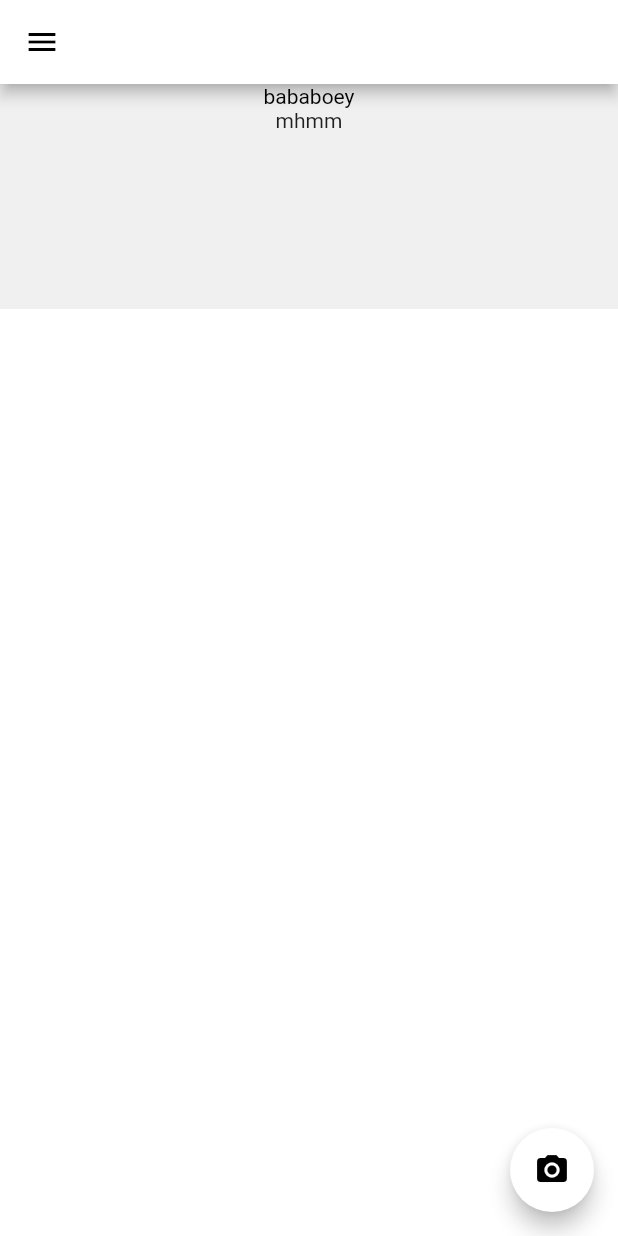
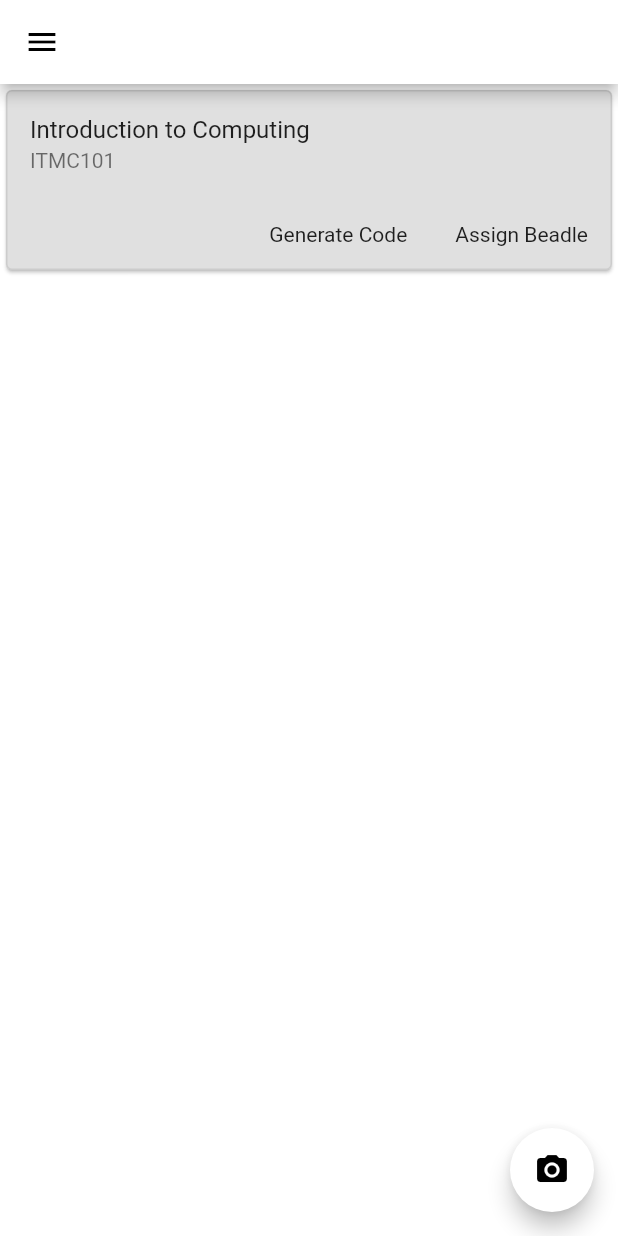
Before and after one commit to mawsteryowda/A-Check, a Flutter app: the ClassDashboard screen opened directly, on a phone screen of 412 x 824 dp. Run offline on Flutter 3.47's test engine with Material 2 defaults, Android fonts, the phone set to English and light mode, and no system bars; drawn by our look-alikes of flutter_speed_dial.

Commit message:
Class Dashboard

```diff
--- a/lib/classdashboard.dart
+++ b/lib/classdashboard.dart
@@ -35,31 +35,51 @@ class ClassDashboard extends StatelessWidget {
         crossAxisAlignment: CrossAxisAlignment.center,
         mainAxisSize: MainAxisSize.max,
         children: [
-          Container(
-            margin: EdgeInsets.all(0),
-            padding: EdgeInsets.all(0),
-            width: MediaQuery.of(context).size.width,
-            height: 150,
-            decoration: BoxDecoration(
-              color: Color.fromARGB(31, 128, 128, 128),
+          Card(
+            margin: EdgeInsets.all(4.0),
+            color: Color(0xffe0e0e0),
+            shadowColor: Color(0xff000000),
+            elevation: 1,
+            shape: RoundedRectangleBorder(
+              borderRadius: BorderRadius.circular(4.0),
+              side: BorderSide(color: Color(0x4d9e9e9e), width: 1),
             ),
             child: Column(
-              mainAxisAlignment: MainAxisAlignment.start,
-              crossAxisAlignment: CrossAxisAlignment.center,
-              mainAxisSize: MainAxisSize.max,
-              children: [
-                Text(
-                  "bababoey",
-                  textAlign: TextAlign.start,
-                  overflow: TextOverflow.clip,
-                  style: TextStyle(
-                    fontWeight: FontWeight.w400,
-                    fontStyle: FontStyle.normal,
-                    fontSize: 14,
-                    color: Color(0xff000000),
-                  ),
+              mainAxisSize: MainAxisSize.min,
+              children: <Widget>[
+                const ListTile(
+                  title: Text('Introduction to Computing'),
+                  subtitle: Text('ITMC101'),
                 ),
-                Text("mhmm"),
+                Row(
+                  mainAxisAlignment: MainAxisAlignment.end,
+                  children: <Widget>[
+                    MaterialButton(
+                      child: Text(
+                        "Generate Code",
+                        style: TextStyle(
+                          fontSize: 14,
+                          fontWeight: FontWeight.w400,
+                          fontStyle: FontStyle.normal,
+                        ),
+                      ),
+                      onPressed: () {},
+                    ),
+                    //const SizedBox(width: 8),
+                    MaterialButton(
+                      child: Text(
+                        "Assign Beadle",
+                        style: TextStyle(
+                          fontSize: 14,
+                          fontWeight: FontWeight.w400,
+                          fontStyle: FontStyle.normal,
+                        ),
+                      ),
+                      onPressed: () {},
+                    ),
+                    //const SizedBox(width: 8),
+                  ],
+                ),
               ],
             ),
           ),
```
